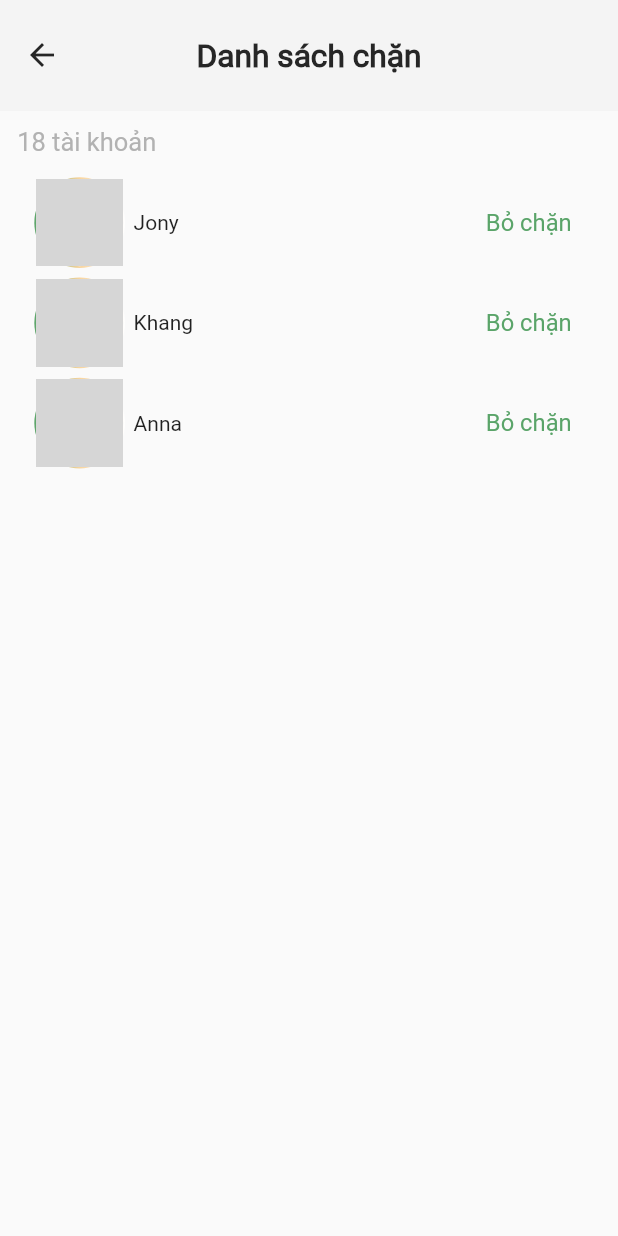
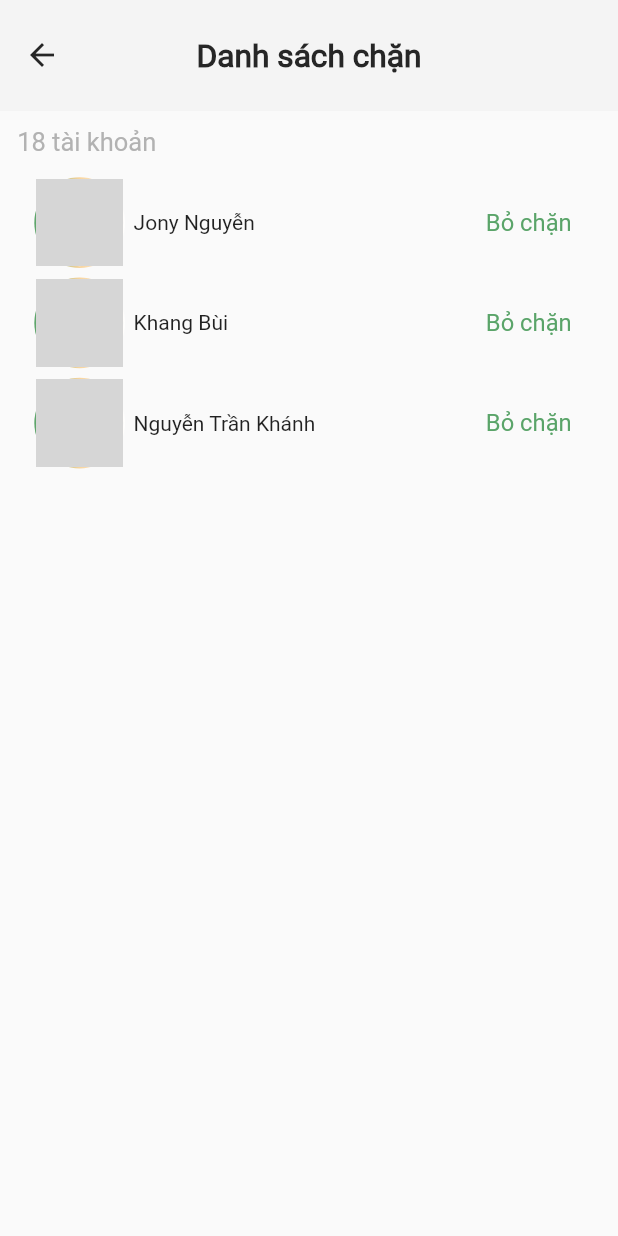
Before and after one commit to DragonPow/CharityChatApp, a Flutter app: the BanList screen opened directly, on a phone screen of 412 x 824 dp. Run offline on Flutter 3.47's test engine with Material 2 defaults, Android fonts, the phone set to English and light mode, and no system bars; our stand-ins replace bloc, connectivity_plus, equatable, fancy_bottom_navigation, file_picker, flutter_chat_types and 8 more; missing offline and left inert: dart:html, skeleton_loader; network calls fail; grey boxes are pictures that could not be loaded.

Commit message:
Sampledata
current account
active user
short chat

```diff
--- a/chat_app/lib/dataexample/active_user.dart
+++ b/chat_app/lib/dataexample/active_user.dart
@@ -3,42 +3,42 @@ List actives = [
     "id": 1,
     "img":
         "https://images.unsplash.com/photo-1599566150163-29194dcaad36?ixlib=rb-1.2.1&ixid=MnwxMjA3fDB8MHxwaG90by1wYWdlfHx8fGVufDB8fHx8&auto=format&fit=crop&w=387&q=80",
-    "name": "Jony"
+    "name": "Jony Nguyễn"
   },
   {
     "id": 2,
     "img":
         "https://images.unsplash.com/photo-1570295999919-56ceb5ecca61?ixid=MnwxMjA3fDB8MHxwaG90by1wYWdlfHx8fGVufDB8fHx8&ixlib=rb-1.2.1&auto=format&fit=crop&w=880&q=80",
-    "name": "Khang"
+    "name": "Khang Bùi"
   },
   {
     "id": 3,
     "img":
         "https://images.unsplash.com/photo-1544725176-7c40e5a71c5e?ixlib=rb-1.2.1&ixid=MnwxMjA3fDB8MHxwaG90by1wYWdlfHx8fGVufDB8fHx8&auto=format&fit=crop&w=1167&q=80",
-    "name": "Anna"
+    "name": "Nguyễn Trần Khánh"
   },
   {
     "id": 4,
     "img":
         "https://images.unsplash.com/photo-1628890923662-2cb23c2e0cfe?ixid=MnwxMjA3fDB8MHxwaG90by1wYWdlfHx8fGVufDB8fHx8&ixlib=rb-1.2.1&auto=format&fit=crop&w=1170&q=80",
-    "name": "Ly Nguyễn"
+    "name": "Nguyễn Ái Ly"
   },
   {
     "id": 5,
     "img":
         "https://images.unsplash.com/photo-1472099645785-5658abf4ff4e?ixid=MnwxMjA3fDB8MHxwaG90by1wYWdlfHx8fGVufDB8fHx8&ixlib=rb-1.2.1&auto=format&fit=crop&w=1170&q=80",
-    "name": "An"
+    "name": "Trương Thẩm Khiết"
   },
   {
     "id": 6,
     "img":
         "https://images.unsplash.com/photo-1624561172888-ac93c696e10c?ixid=MnwxMjA3fDB8MHxwaG90by1wYWdlfHx8fGVufDB8fHx8&ixlib=rb-1.2.1&auto=format&fit=crop&w=389&q=80",
-    "name": "Thanh"
+    "name": "Trương Công Thành"
   },
   {
     "id": 7,
     "img":
         "https://images.unsplash.com/photo-1569913486515-b74bf7751574?ixlib=rb-1.2.1&ixid=MnwxMjA3fDB8MHxwaG90by1wYWdlfHx8fGVufDB8fHx8&auto=format&fit=crop&w=389&q=80",
-    "name": "Linh"
+    "name": "Phạm Dạ Thanh"
   },
 ];
--- /dev/null
+++ b/chat_app/lib/dataexample/current_account.dart
@@ -0,0 +1,6 @@
+List currentAccount =[ {
+    "id": 0,
+    "img":
+        "https://images.unsplash.com/photo-1496440737103-cd596325d314?ixlib=rb-1.2.1&ixid=MnwxMjA3fDB8MHxzZWFyY2h8MXx8Z2lybHxlbnwwfHwwfHw%3D&auto=format&fit=crop&w=500&q=60",
+    "name": "Huỳnh Thị Minh Nhực"
+  }];
--- a/chat_app/lib/presentation/pages/chat_page/chatpage.dart
+++ b/chat_app/lib/presentation/pages/chat_page/chatpage.dart
@@ -40,7 +40,7 @@ class _ChatPageState extends State<ChatPage> with TickerProviderStateMixin {
         return [
           SliverToBoxAdapter(
             child: Container(
-              height: 145,
+              height: 160.h,
               decoration: const BoxDecoration(
                   image: DecorationImage(
                       image: AssetImage("assets/images/style.png"),
--- a/chat_app/lib/presentation/pages/profile_page/change_account.dart
+++ b/chat_app/lib/presentation/pages/profile_page/change_account.dart
@@ -4,6 +4,8 @@ import 'package:chat_app/presentation/components/avatarcicle.dart';
 import 'package:flutter/material.dart';
 import 'package:flutter_screenutil/flutter_screenutil.dart';
 import 'package:font_awesome_flutter/font_awesome_flutter.dart';
+
+import '../../../dataexample/current_account.dart';
 
 class ChangeAccount extends StatelessWidget {
   const ChangeAccount({ Key? key }) : super(key: key);
@@ -16,9 +18,9 @@ class ChangeAccount extends StatelessWidget {
         children: [
           SizedBox(height: 10.h,),
           ListTile(
-          leading:  const AvatarCicle(imgUrl: "https://images.unsplash.com/photo-1494790108377-be9c29b29330?ixlib=rb-1.2.1&ixid=MnwxMjA3fDB8MHxzZWFyY2h8Mnx8YXZhdGFyfGVufDB8fDB8fA%3D%3D&auto=format&fit=crop&w=500&q=60", radius: 50, ),
+          leading: AvatarCicle(imgUrl:currentAccount[0]['img'], radius: 50, ),
 
-          title: Text('Minh Nhực ', style: kText16BoldBlack,),
+          title: Text(currentAccount[0]['name'], style: kText16BoldBlack,),
 
           subtitle: Text("Đã  đăng nhập", style: kText13RegularNote,),
           ),
```
Also changed, not shown: chat_app/lib/dataexample/shortchat.dart (+30 -12 lines), chat_app/lib/presentation/components/avataruser.dart (+12 -1 lines), chat_app/lib/presentation/pages/chat_page/add_people/add_people.dart (+2 -5 lines), chat_app/lib/presentation/pages/chat_page/chat_room_two/option.dart (+8 -8 lines), chat_app/lib/presentation/pages/profile_page/profile_page.dart (+4 -3 lines).
